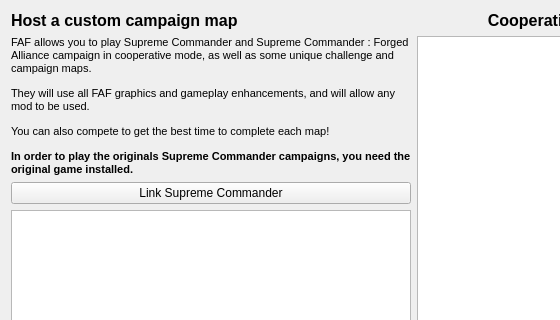
The window that res/coop/coop.ui (FAForever/client) describes before a commit, drawn with Qt 5; both pictures show x 0 to 560 and y 0 to 320 of the 1222 by 649 pixel window.
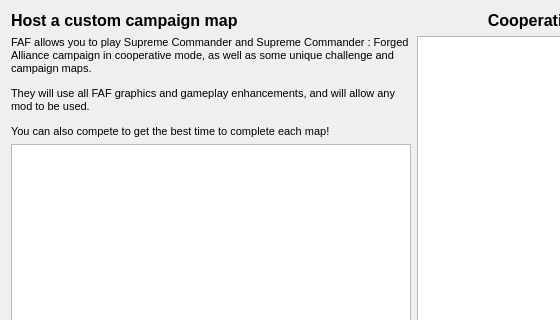
The same window after the commit.

Commit message:
Remove supcom linking from coop
Since we no longer need the original supcom to play vanilla campaigns,
remove linking of original supcom.

Fixes #876.

Diff of the .ui file:
```diff
--- a/res/coop/coop.ui
+++ b/res/coop/coop.ui
@@ -56,24 +56,16 @@
          <string>&lt;!DOCTYPE HTML PUBLIC &quot;-//W3C//DTD HTML 4.0//EN&quot; &quot;http://www.w3.org/TR/REC-html40/strict.dtd&quot;&gt;
 &lt;html&gt;&lt;head&gt;&lt;meta name=&quot;qrichtext&quot; content=&quot;1&quot; /&gt;&lt;style type=&quot;text/css&quot;&gt;
 p, li { white-space: pre-wrap; }
-&lt;/style&gt;&lt;/head&gt;&lt;body style=&quot; font-family:'MS Shell Dlg 2'; font-size:8.25pt; font-weight:400; font-style:normal;&quot;&gt;
-&lt;p style=&quot; margin-top:12px; margin-bottom:12px; margin-left:0px; margin-right:0px; -qt-block-indent:0; text-indent:0px;&quot;&gt;&lt;span style=&quot; font-size:8pt;&quot;&gt;FAF allows you to play Supreme Commander and Supreme Commander : Forged Alliance campaign in cooperative mode, as well as some unique challenge and campaign maps.&lt;/span&gt;&lt;/p&gt;
-&lt;p style=&quot; margin-top:12px; margin-bottom:12px; margin-left:0px; margin-right:0px; -qt-block-indent:0; text-indent:0px;&quot;&gt;&lt;span style=&quot; font-size:8pt;&quot;&gt;They will use all FAF graphics and gameplay enhancements, and will allow any mod to be used.&lt;/span&gt;&lt;/p&gt;
-&lt;p style=&quot; margin-top:12px; margin-bottom:12px; margin-left:0px; margin-right:0px; -qt-block-indent:0; text-indent:0px;&quot;&gt;&lt;span style=&quot; font-size:8pt;&quot;&gt;You can also compete to get the best time to complete each map!&lt;/span&gt;&lt;/p&gt;
-&lt;p style=&quot; margin-top:12px; margin-bottom:12px; margin-left:0px; margin-right:0px; -qt-block-indent:0; text-indent:0px;&quot;&gt;&lt;span style=&quot; font-size:8pt; font-weight:600;&quot;&gt;In order to play the originals Supreme Commander campaigns, you need the original game installed.&lt;/span&gt;&lt;/p&gt;&lt;/body&gt;&lt;/html&gt;</string>
+&lt;/style&gt;&lt;/head&gt;&lt;body style=&quot; font-family:'Sans Serif'; font-size:9pt; font-weight:400; font-style:normal;&quot;&gt;
+&lt;p style=&quot; margin-top:12px; margin-bottom:12px; margin-left:0px; margin-right:0px; -qt-block-indent:0; text-indent:0px;&quot;&gt;&lt;span style=&quot; font-family:'MS Shell Dlg 2'; font-size:8pt;&quot;&gt;FAF allows you to play Supreme Commander and Supreme Commander : Forged Alliance campaign in cooperative mode, as well as some unique challenge and campaign maps.&lt;/span&gt;&lt;/p&gt;
+&lt;p style=&quot; margin-top:12px; margin-bottom:12px; margin-left:0px; margin-right:0px; -qt-block-indent:0; text-indent:0px;&quot;&gt;&lt;span style=&quot; font-family:'MS Shell Dlg 2'; font-size:8pt;&quot;&gt;They will use all FAF graphics and gameplay enhancements, and will allow any mod to be used.&lt;/span&gt;&lt;/p&gt;
+&lt;p style=&quot; margin-top:12px; margin-bottom:12px; margin-left:0px; margin-right:0px; -qt-block-indent:0; text-indent:0px;&quot;&gt;&lt;span style=&quot; font-family:'MS Shell Dlg 2'; font-size:8pt;&quot;&gt;You can also compete to get the best time to complete each map!&lt;/span&gt;&lt;/p&gt;&lt;/body&gt;&lt;/html&gt;</string>
         </property>
         <property name="wordWrap">
          <bool>true</bool>
         </property>
        </widget>
       </item>
-      <item>
-       <widget class="QPushButton" name="linkButton">
-        <property name="text">
-         <string>Link Supreme Commander</string>
-        </property>
-       </widget>
-      </item>
       <item>
        <widget class="QTreeWidget" name="coopList">
         <property name="sizePolicy">
```
The commit also changes 3 other files.
